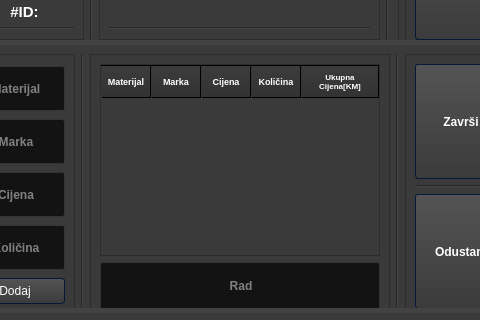
The window that untitled.ui (4ntim4tter/Budget-Flow) describes before a commit, drawn with Qt 5; both pictures show x 327 to 807 and y 273 to 593 of the 1274 by 729 pixel window.
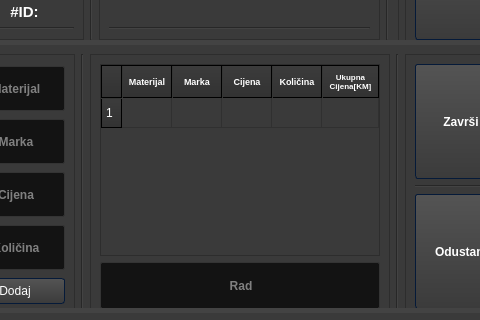
The same window after the commit. Icons and pictures are not drawn.

```diff
--- a/untitled.ui
+++ b/untitled.ui
@@ -2554,12 +2554,16 @@
                  <bold>true</bold>
                 </font>
                </property>
+               <property name="rowCount">
+                <number>1</number>
+               </property>
                <attribute name="horizontalHeaderDefaultSectionSize">
                 <number>50</number>
                </attribute>
                <attribute name="horizontalHeaderStretchLastSection">
                 <bool>true</bool>
                </attribute>
+               <row/>
                <column>
                 <property name="text">
                  <string>Materijal</string>
```
